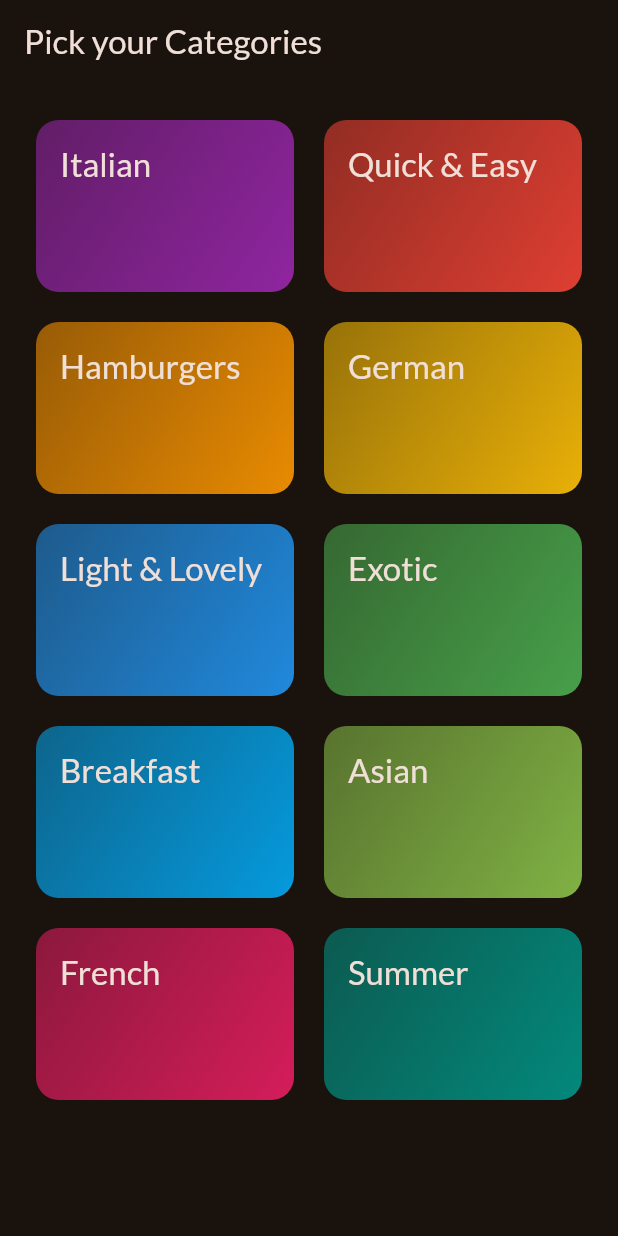
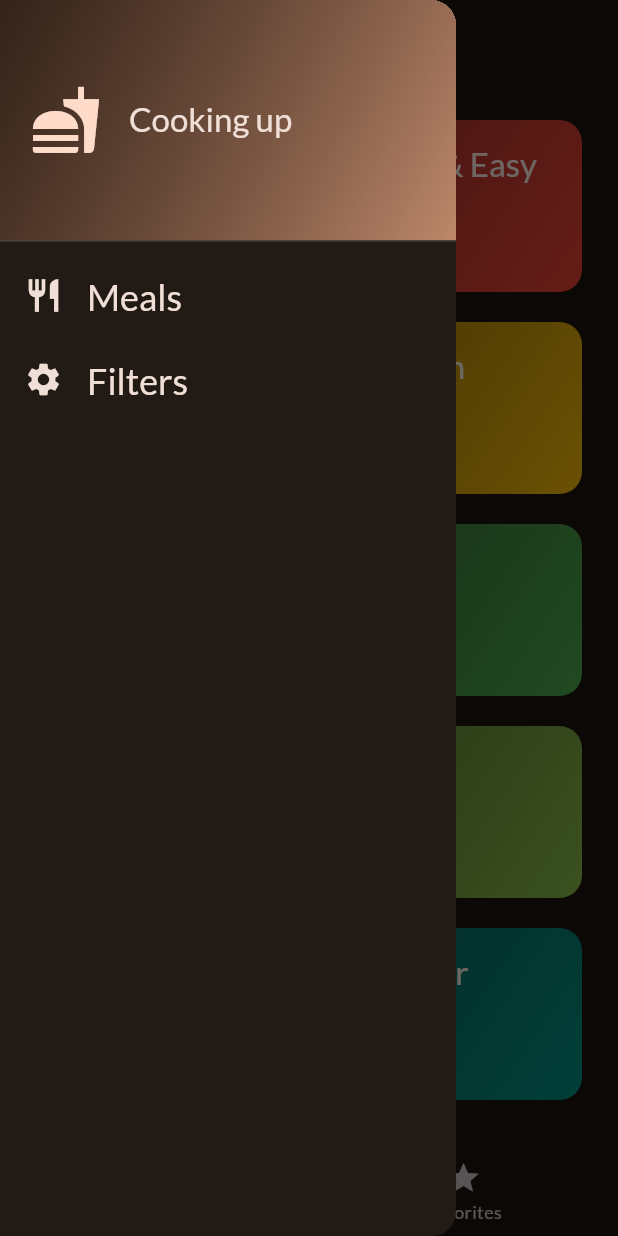
Before and after one commit to AVtheking/Meals-app, a Flutter app: the screen it shows after launch, with the side drawer open (before the commit the screen has no drawer), on a phone screen of 412 x 824 dp. Run offline on Flutter 3.47's test engine with Material 2 defaults, Android fonts, the phone set to English and light mode, and no system bars; our stand-ins replace google_fonts, transparent_image.

Commit message:
bottom nav added

```diff
--- a/lib/main.dart
+++ b/lib/main.dart
@@ -1,8 +1,8 @@
 import 'package:flutter/material.dart';
 
 import 'package:google_fonts/google_fonts.dart';
-import 'package:meals_app/screens/categories.dart';
-import 'package:meals_app/screens/meal_screen.dart';
+
+import 'package:meals_app/screens/tab_screen.dart';
 
 final theme = ThemeData(
   useMaterial3: true,
@@ -22,6 +22,6 @@ class App extends StatelessWidget {
 
   @override
   Widget build(BuildContext context) {
-    return MaterialApp(theme: theme, home: const CategoriesScreen());
+    return MaterialApp(theme: theme, home: const TabScreen());
   }
 }
--- a/lib/screens/categories.dart
+++ b/lib/screens/categories.dart
@@ -1,30 +1,30 @@
 import 'package:flutter/material.dart';
 import 'package:meals_app/data/dummy_data.dart';
 import 'package:meals_app/model/category.dart';
+import 'package:meals_app/model/meals.dart';
 import 'package:meals_app/screens/meal_screen.dart';
 import 'package:meals_app/widgets/category_grid.dart';
 
 class CategoriesScreen extends StatelessWidget {
-  const CategoriesScreen({super.key});
+  const CategoriesScreen({super.key, required this.onToggleFavorites});
+  final void Function(Meal meal) onToggleFavorites;
   void _selectCategory(BuildContext context, Category category) {
     final filteredMeals = dummyMeals
         .where((meal) => meal.categories.contains(category.id))
         .toList();
     Navigator.of(context).push(
       MaterialPageRoute(
-        builder: (context) =>
-            MealScreen(meals: filteredMeals, title: category.title),
+        builder: (context) => MealScreen(
+            meals: filteredMeals,
+            title: category.title,
+            onToggleFavorites: onToggleFavorites),
       ),
     );
   }
 
   @override
   Widget build(BuildContext context) {
-    return Scaffold(
-      appBar: AppBar(
-        title: const Text("Pick your Categories"),
-      ),
-      body: GridView(
+    return GridView(
       padding: const EdgeInsets.all(24),
       gridDelegate: const SliverGridDelegateWithFixedCrossAxisCount(
           crossAxisCount: 2,
@@ -41,7 +41,6 @@ class CategoriesScreen extends StatelessWidget {
             },
           )
       ],
-      ),
     );
   }
 }
--- /dev/null
+++ b/lib/screens/tab_screen.dart
@@ -0,0 +1,75 @@
+import 'package:flutter/material.dart';
+import 'package:meals_app/model/meals.dart';
+import 'package:meals_app/screens/categories.dart';
+import 'package:meals_app/screens/meal_screen.dart';
+import 'package:meals_app/widgets/drawer_item.dart';
+
+class TabScreen extends StatefulWidget {
+  const TabScreen({super.key});
+
+  @override
+  State<TabScreen> createState() => _TabScreenState();
+}
+
+class _TabScreenState extends State<TabScreen> {
+  int selectedPageIndex = 0;
+  var selectedPageTitle = "Categories";
+  void showSnackBar(String message) {
+    ScaffoldMessenger.of(context).clearSnackBars();
+    ScaffoldMessenger.of(context)
+        .showSnackBar(SnackBar(content: Text(message)));
+  }
+
+  final List<Meal> favorites = [];
+  void _toggleMealFavoritesStatus(Meal meal) {
+    final isExisting = favorites.contains(meal);
+    if (isExisting) {
+      setState(() {
+        favorites.remove(meal);
+      });
+      showSnackBar('Meal is no longer a favorite');
+    } else {
+      setState(() {
+        favorites.add(meal);
+      });
+      showSnackBar('Marked as favorite');
+    }
+  }
+
+  void _selectPage(int index) {
+    setState(() {
+      selectedPageIndex = index;
+    });
+  }
+
+  @override
+  Widget build(BuildContext context) {
+    Widget activePage = CategoriesScreen(
+      onToggleFavorites: _toggleMealFavoritesStatus,
+    );
+
+    if (selectedPageIndex == 1) {
+      activePage = MealScreen(
+        meals: favorites,
+        onToggleFavorites: _toggleMealFavoritesStatus,
+      );
+      selectedPageTitle = "Your Favorites";
+    }
+    return Scaffold(
+      appBar: AppBar(
+        title: Text(selectedPageTitle),
+      ),
+      drawer: const DrawerItem(),
+      body: activePage,
+      bottomNavigationBar: BottomNavigationBar(
+        onTap: _selectPage,
+        currentIndex: selectedPageIndex,
+        items: const [
+          BottomNavigationBarItem(
+              icon: Icon(Icons.set_meal), label: "Categories"),
+          BottomNavigationBarItem(icon: Icon(Icons.star), label: "Favorites"),
+        ],
+      ),
+    );
+  }
+}
--- /dev/null
+++ b/lib/widgets/drawer_item.dart
@@ -0,0 +1,73 @@
+import 'package:flutter/material.dart';
+
+class DrawerItem extends StatelessWidget {
+  const DrawerItem({super.key});
+
+  @override
+  Widget build(BuildContext context) {
+    return Drawer(
+      child: Column(
+        children: [
+          DrawerHeader(
+            padding: const EdgeInsets.all(20),
+            decoration: BoxDecoration(
+              gradient: LinearGradient(
+                colors: [
+                  Theme.of(context).colorScheme.onSecondary.withOpacity(0.5),
+                  Theme.of(context).colorScheme.primary.withOpacity(0.7),
+                ],
+                begin: Alignment.topLeft,
+                end: Alignment.bottomRight,
+              ),
+            ),
+            child: Row(
+              children: [
+                Icon(
+                  Icons.fastfood,
+                  size: 48,
+                  color: Theme.of(context).colorScheme.onPrimaryContainer,
+                ),
+                const SizedBox(
+                  width: 18,
+                ),
+                Text(
+                  "Cooking up",
+                  style: Theme.of(context).textTheme.titleLarge!.copyWith(
+                      color: Theme.of(context).colorScheme.onBackground),
+                )
+              ],
+            ),
+          ),
+          ListTile(
+            leading: Icon(
+              Icons.restaurant,
+              size: 26,
+              color: Theme.of(context).colorScheme.onBackground,
+            ),
+            title: Text(
+              "Meals",
+              style: Theme.of(context).textTheme.titleLarge!.copyWith(
+                  color: Theme.of(context).colorScheme.onBackground,
+                  fontSize: 24),
+            ),
+            onTap: () {},
+          ),
+          ListTile(
+            leading: Icon(
+              Icons.settings,
+              size: 26,
+              color: Theme.of(context).colorScheme.onBackground,
+            ),
+            title: Text(
+              "Filters",
+              style: Theme.of(context).textTheme.titleLarge!.copyWith(
+                  color: Theme.of(context).colorScheme.onBackground,
+                  fontSize: 24),
+            ),
+            onTap: () {},
+          ),
+        ],
+      ),
+    );
+  }
+}
--- a/lib/widgets/meal_item.dart
+++ b/lib/widgets/meal_item.dart
@@ -5,8 +5,10 @@ import 'package:meals_app/widgets/meal_item_trait.dart';
 import 'package:transparent_image/transparent_image.dart';
 
 class MealsItem extends StatelessWidget {
-  const MealsItem({super.key, required this.meal});
+  const MealsItem(
+      {super.key, required this.meal, required this.onToggleFavorites});
   final Meal meal;
+  final void Function(Meal meal) onToggleFavorites;
   String get complexityText {
     return meal.complexity.name[0] + meal.complexity.name.substring(1);
   }
@@ -27,6 +29,7 @@ class MealsItem extends StatelessWidget {
             Navigator.of(context).push(
               MaterialPageRoute(
                 builder: (context) => MealsDetail(
+                  onToggleFavorites: onToggleFavorites,
                   meal: meal,
                 ),
               ),
```
Also changed, not shown: lib/screens/meal_details.dart (+21 -8 lines), lib/screens/meal_screen.dart (+11 -4 lines). Lines whose indentation alone changed are shown as unchanged.
